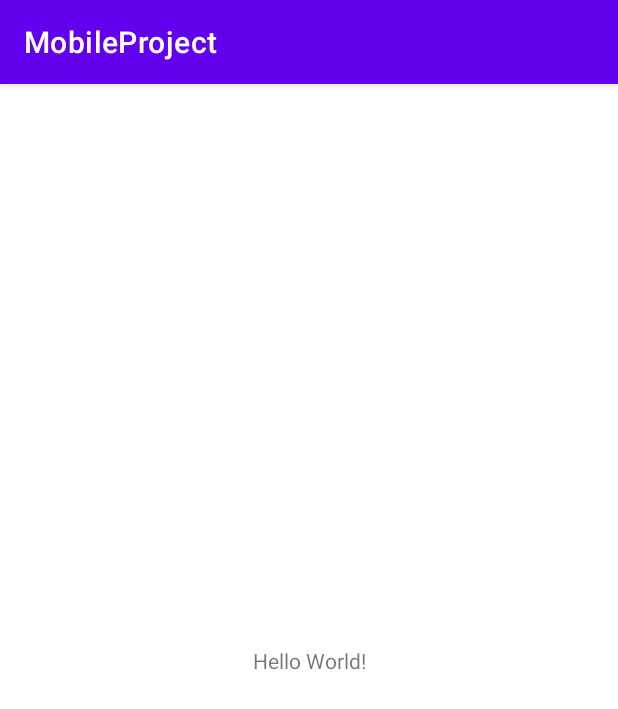
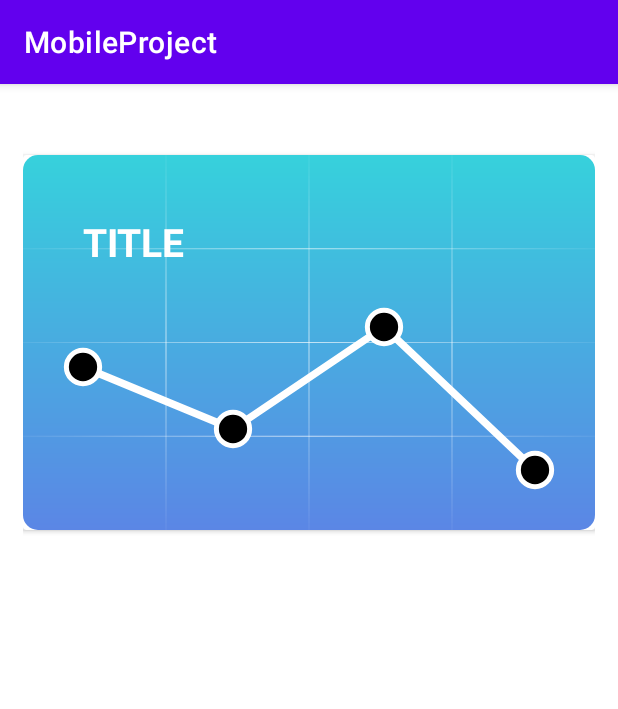
Before and after one commit to nixetheus/Fitup, an Android app: the screen it shows after launch (MainActivity), on a phone screen of 412 x 824 dp. Shown: the top 709 px of the screen. Run offline under Robolectric (Android 15) with nearby library versions, the light colour scheme and no system bars.

Commit message:
GraphView

```diff
--- a/app/build.gradle
+++ b/app/build.gradle
@@ -8,7 +8,7 @@ android {
 
     defaultConfig {
         applicationId "it.polimi.mobile.design"
-        minSdk 21
+        minSdk 26
         targetSdk 32
         versionCode 1
         versionName "1.0"
--- a/app/src/main/java/it/polimi/mobile/design/custom_layouts/LineGraphLayout.kt
+++ b/app/src/main/java/it/polimi/mobile/design/custom_layouts/LineGraphLayout.kt
@@ -1,36 +1,176 @@
 package it.polimi.mobile.design.custom_layouts
 
 import android.content.Context
-import android.graphics.Canvas
+import android.content.res.Resources
+import android.graphics.*
 import android.util.AttributeSet
-import android.content.res.Resources
+import android.util.TypedValue
+import android.view.View
+import android.widget.LinearLayout
+import android.widget.RelativeLayout
+import android.widget.TextView
 import androidx.constraintlayout.widget.ConstraintLayout
+import androidx.constraintlayout.widget.ConstraintSet
 import it.polimi.mobile.design.custom_objects.DataPoint
+import it.polimi.mobile.design.custom_views.LineGraphDataView
+import it.polimi.mobile.design.helpers.Constant
+import java.time.LocalDateTime
+import java.time.ZoneOffset
+import java.time.temporal.ChronoUnit
 
-class LineGraphLayout(context: Context, attrs: AttributeSet?) : ConstraintLayout(context, attrs) {
 
-    lateinit var dataPoints: List<DataPoint>
+class LineGraphLayout(context: Context, attrs: AttributeSet?) : RelativeLayout(context, attrs) {
+
+    private val titleStrip = 75.toPx()
+    private val fakePadding = 40.toPx()
+
+    private var minY: Float = 0f
+    private var maxY: Float = 0f
+    private var minX: LocalDateTime = LocalDateTime.ofEpochSecond(0, 0, ZoneOffset.MIN)
+    private var maxX: LocalDateTime = LocalDateTime.ofEpochSecond(0, 0, ZoneOffset.MIN)
+
+    private var dataPoints: List<DataPoint> = listOf()
+    set(points) {
+        field = points
+
+        getEdges()
+        //drawDataPoints()
+    }
 
     init {
 
+        setWillNotDraw(false)
+        // TODO: testing
+        dataPoints = listOf(DataPoint(LocalDateTime.of(2022, 10, 6, 12, 0), 60.3f),
+            DataPoint(LocalDateTime.of(2022, 10, 7, 12, 0), 57.3f),
+            DataPoint(LocalDateTime.of(2022, 10, 8, 12, 0), 62.3f),
+            DataPoint(LocalDateTime.of(2022, 10, 9, 12, 0), 55.3f))
+        post{drawName()}
+        post{drawDataPoints()}
     }
 
-    override fun onDraw(canvas: Canvas?) {
+    override fun onDraw(canvas: Canvas) {
         super.onDraw(canvas)
+        drawLines(canvas)
+        drawGrid(canvas)
     }
 
-    private fun setDefaultParams() {
-        // context.theme.resolveAttribute(R.attr.colorOnPrimary, colorOnPrimary, true)
+    private fun getEdges() {
+        if (dataPoints.isNotEmpty()) {
+            minX = dataPoints.minOf { el -> el.xCoordinate }
+            maxX = dataPoints.maxOf { el -> el.xCoordinate }
+            minY = dataPoints.minOf { el -> el.yCoordinate }
+            maxY = dataPoints.maxOf { el -> el.yCoordinate }
+        }
+    }
+
+    private fun drawName() {
+
+        val nameView = TextView(context)
+
+        nameView.text = "TITLE"
+        nameView.setTextColor(Color.WHITE)
+        nameView.setTextSize(TypedValue.COMPLEX_UNIT_SP, 26f)
+        nameView.typeface = Typeface.create("Lato Bold", Typeface.BOLD)
+
+        val params = LayoutParams(ConstraintLayout.LayoutParams.WRAP_CONTENT,
+            ConstraintLayout.LayoutParams.WRAP_CONTENT)
+        params.leftMargin = fakePadding
+        params.topMargin = fakePadding
+
+        addView(nameView, params)
     }
 
     private fun drawDataPoints() {
-        if (dataPoints.isNotEmpty()) {
+        val dataPointSize = Constant.DATA_BUTTON_SIZE
+        for (point in dataPoints) {
 
+            val pointView = LineGraphDataView(context)
+            pointView.dataValue = point.yCoordinate
+
+            pointView.id = View.generateViewId()
+
+            val params = LayoutParams(dataPointSize, dataPointSize)
+            params.leftMargin =
+                (getRelativeX(point.xCoordinate).toFloat() - (dataPointSize / 2f)).toInt()
+            params.topMargin =
+                (getRelativeY(point.yCoordinate).toFloat() - (dataPointSize / 2f)).toInt()
+
+            addView(pointView, params)
         }
     }
 
     private fun drawLines(canvas: Canvas) {
 
+        val linesPaint = Paint()
+        linesPaint.strokeWidth = 7.5f
+        linesPaint.color = Color.WHITE
+        linesPaint.style = Paint.Style.STROKE
+        linesPaint.strokeCap = Paint.Cap.ROUND
+
+        for (pointIndex in 0 until dataPoints.size - 1) {
+
+            val point1 = dataPoints.elementAt(pointIndex)
+            val point2 = dataPoints.elementAt(pointIndex + 1)
+
+            canvas.drawLine(
+                getRelativeX(point1.xCoordinate).toFloat(),
+                getRelativeY(point1.yCoordinate).toFloat(),
+                getRelativeX(point2.xCoordinate).toFloat(),
+                getRelativeY(point2.yCoordinate).toFloat(),
+                linesPaint
+            )
+        }
+
+    }
+
+    private fun drawGrid(canvas: Canvas) {
+
+        val n = 4
+        val linesPaint = Paint()
+        linesPaint.strokeWidth = 1f
+        linesPaint.style = Paint.Style.STROKE
+        linesPaint.strokeCap = Paint.Cap.ROUND
+
+        val positions = floatArrayOf(0f, 0.5f, 1f)
+        val fadedWhite = Color.parseColor("#AAFFFFFF")
+        val transparentWhite = Color.parseColor("#11FFFFFF")
+        val colors = intArrayOf(transparentWhite, fadedWhite, transparentWhite)
+
+        for (index in 1 until n) {
+
+            // X Lines
+            linesPaint.shader = LinearGradient(0f, index * (height.toFloat() / n),
+                width.toFloat(), index * (height.toFloat() / n), colors, positions,
+                Shader.TileMode.REPEAT)
+            canvas.drawLine(
+                0f, index * (height.toFloat() / n),
+                width.toFloat(), index * (height.toFloat() / n), linesPaint
+            )
+
+            // Y Lines
+            linesPaint.shader = LinearGradient(index * (width.toFloat() / n), 0f,
+                index * (width.toFloat() / n), height.toFloat(), colors, positions,
+                Shader.TileMode.CLAMP)
+            canvas.drawLine(
+                index * (width.toFloat() / n), 0f,
+                index * (width.toFloat() / n), height.toFloat(), linesPaint
+            )
+        }
+    }
+
+    private fun getRelativeX(dimensionX: LocalDateTime): Int {
+        val percentage = if (maxX == minX) 0.5f else
+            ChronoUnit.DAYS.between(minX, dimensionX).toFloat() / ChronoUnit.DAYS.between(minX, maxX)
+        return (percentage * (width - 2 * fakePadding) + fakePadding).toInt()
+    }
+
+    private fun getRelativeY(dimensionY: Float): Int {
+
+        val availableHeight = (height - 2 * fakePadding) - titleStrip
+        val percentage = if (maxY == minY) 0.5f else (dimensionY - minY) / (maxY - minY)
+        return (availableHeight - (percentage * availableHeight) + fakePadding).toInt() +
+                titleStrip
     }
 
     private fun Int.toPx(): Int = (this * Resources.getSystem().displayMetrics.density).toInt()
--- a/app/src/main/java/it/polimi/mobile/design/custom_objects/DataPoint.kt
+++ b/app/src/main/java/it/polimi/mobile/design/custom_objects/DataPoint.kt
@@ -1,4 +1,5 @@
 package it.polimi.mobile.design.custom_objects
 
-class DataPoint {
-}
+import java.time.LocalDateTime
+
+class DataPoint (val xCoordinate: LocalDateTime, val yCoordinate: Float)
--- /dev/null
+++ b/app/src/main/java/it/polimi/mobile/design/custom_views/LineGraphDataView.kt
@@ -0,0 +1,46 @@
+package it.polimi.mobile.design.custom_views
+
+import android.content.Context
+import android.graphics.Canvas
+import android.graphics.Color
+import android.graphics.Paint
+import android.graphics.drawable.ColorDrawable
+import android.util.AttributeSet
+import android.view.View
+import android.widget.Toast
+import it.polimi.mobile.design.helpers.Constant
+import kotlin.math.sqrt
+
+class LineGraphDataView(context: Context, attrs: AttributeSet? = null) : View(context, attrs) {
+
+    var dataValue = 0f
+    private val dataPointSize = Constant.DATA_BUTTON_SIZE
+
+    init {
+        setOnClickListener {
+            Toast.makeText(context, dataValue.toString(), Toast.LENGTH_SHORT).show()
+        }
+    }
+
+    override fun onDraw(canvas: Canvas) {
+        super.onDraw(canvas)
+        drawCircle(canvas)
+    }
+
+    private fun drawCircle(canvas: Canvas) {
+
+        val pointPaint = Paint()
+        pointPaint.strokeWidth = dataPointSize.toFloat() / 10
+        pointPaint.strokeCap = Paint.Cap.ROUND
+
+        pointPaint.color = Color.WHITE
+        pointPaint.style = Paint.Style.STROKE
+        canvas.drawCircle((dataPointSize / 2f), (dataPointSize / 2f),
+            pointPaint.strokeWidth * sqrt(2f), pointPaint)
+
+        pointPaint.color = Color.BLACK
+        pointPaint.style = Paint.Style.FILL
+        canvas.drawCircle((dataPointSize / 2f), (dataPointSize / 2f),
+            pointPaint.strokeWidth * sqrt(2f), pointPaint)
+    }
+}
--- /dev/null
+++ b/app/src/main/java/it/polimi/mobile/design/helpers/Constants.kt
@@ -0,0 +1,5 @@
+package it.polimi.mobile.design.helpers
+
+object Constant {
+    const val DATA_BUTTON_SIZE = 100
+}
--- /dev/null
+++ b/app/src/main/res/drawable/gradient_0.xml
@@ -0,0 +1,10 @@
+<shape xmlns:android="http://schemas.android.com/apk/res/android"
+    android:shape="rectangle">
+    <gradient
+        android:startColor="#5B86E5"
+        android:endColor="#36D1DC"
+        android:angle="90" />
+    <corners
+        android:radius="10dp">
+    </corners>
+</shape>
--- a/app/src/main/res/layout/activity_main.xml
+++ b/app/src/main/res/layout/activity_main.xml
@@ -4,15 +4,21 @@
     xmlns:tools="http://schemas.android.com/tools"
     android:layout_width="match_parent"
     android:layout_height="match_parent"
+    android:padding="15dp"
     tools:context=".MainActivity">
 
-    <TextView
-        android:layout_width="wrap_content"
+    <androidx.cardview.widget.CardView
+        android:layout_width="match_parent"
         android:layout_height="wrap_content"
-        android:text="Hello World!"
-        app:layout_constraintBottom_toBottomOf="parent"
+        android:layout_marginTop="32dp"
         app:layout_constraintEnd_toEndOf="parent"
         app:layout_constraintStart_toStartOf="parent"
-        app:layout_constraintTop_toTopOf="parent" />
+        app:layout_constraintTop_toTopOf="parent">
+
+        <it.polimi.mobile.design.custom_layouts.LineGraphLayout
+            android:layout_width="match_parent"
+            android:layout_height="250dp"
+            android:background="@drawable/gradient_0" />
+    </androidx.cardview.widget.CardView>
 
 </androidx.constraintlayout.widget.ConstraintLayout>
```
